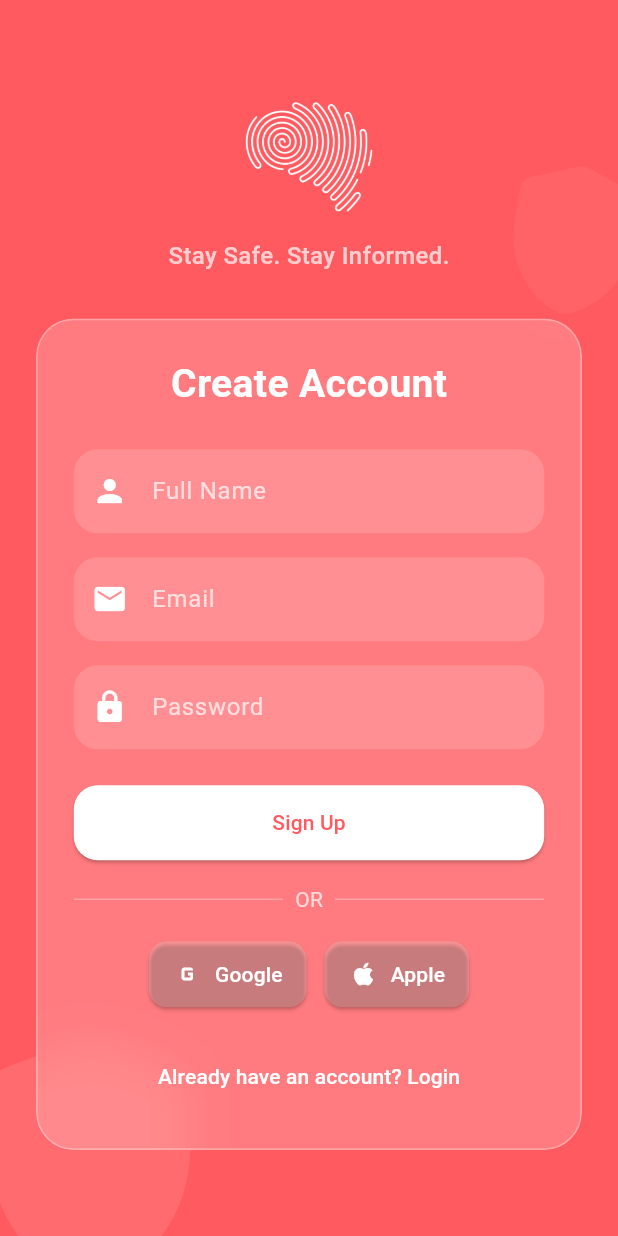
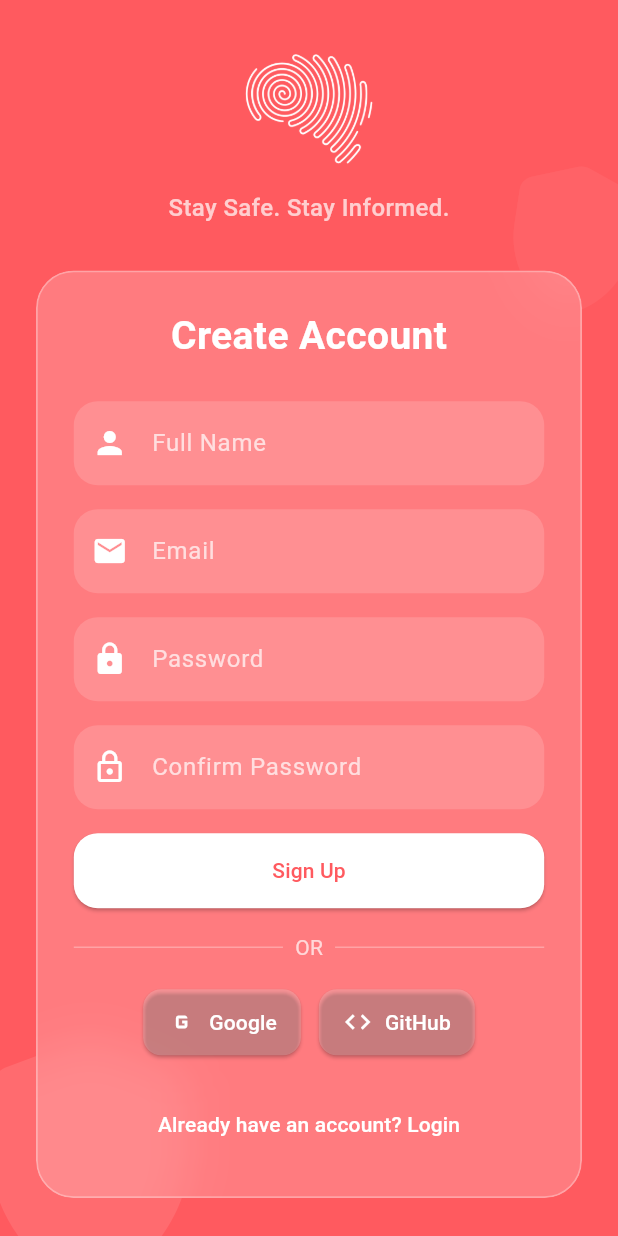
Before and after one commit to shreysircar/Aegis, a Flutter app: the SignupScreen screen opened by its route, on a phone screen of 412 x 824 dp. Run offline on Flutter 3.47's test engine with Material 3 defaults, Android fonts, the phone set to English and light mode, and no system bars; our stand-ins replace flutter_map, latlong2.

Commit message:
auth changes

```diff
--- a/lib/features/auth/screens/login_screen.dart
+++ b/lib/features/auth/screens/login_screen.dart
@@ -174,7 +174,7 @@ class LoginScreen extends StatelessWidget {
                                 children: [
                                   _socialButton(Icons.g_mobiledata, "Google"),
                                   const SizedBox(width: 12),
-                                  _socialButton(Icons.apple, "Apple"),
+                                  _socialButton(Icons.code_rounded, "GitHub"),
                                 ],
                               ),
                               const SizedBox(height: 20),
--- a/lib/features/auth/screens/signup_screen.dart
+++ b/lib/features/auth/screens/signup_screen.dart
@@ -136,8 +136,25 @@ class SignupScreen extends StatelessWidget {
                                 ),
                                 style: const TextStyle(color: Colors.white),
                               ),
-                              const SizedBox(height: 24),
+                              const SizedBox(height: 16),
 
+// Confirm Password field
+                              TextField(
+                                obscureText: true,
+                                decoration: InputDecoration(
+                                  filled: true,
+                                  fillColor: Colors.white.withOpacity(0.15),
+                                  hintText: "Confirm Password",
+                                  hintStyle: const TextStyle(color: Colors.white70),
+                                  prefixIcon: const Icon(Icons.lock_outline, color: Colors.white),
+                                  border: OutlineInputBorder(
+                                    borderRadius: BorderRadius.circular(16),
+                                    borderSide: BorderSide.none,
+                                  ),
+                                ),
+                                style: const TextStyle(color: Colors.white),
+                              ),
+                              const SizedBox(height: 16),
                               // 🔹 Sign Up Button inside SignupScreen
                               ElevatedButton(
                                 style: ElevatedButton.styleFrom(
@@ -174,7 +191,7 @@ class SignupScreen extends StatelessWidget {
                                 children: [
                                   _socialButton(Icons.g_mobiledata, "Google"),
                                   const SizedBox(width: 12),
-                                  _socialButton(Icons.apple, "Apple"),
+                                  _socialButton(Icons.code_outlined, "GitHub"),
                                 ],
                               ),
                               const SizedBox(height: 20),
```
